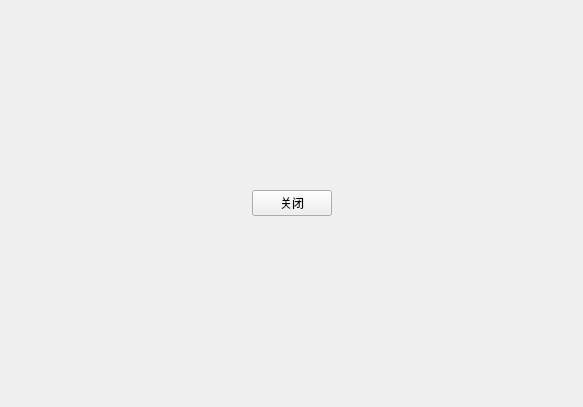
Old version of the form WeighSensor/previewprint.ui in the repository xsw258x2s5w8/WeightSensor.
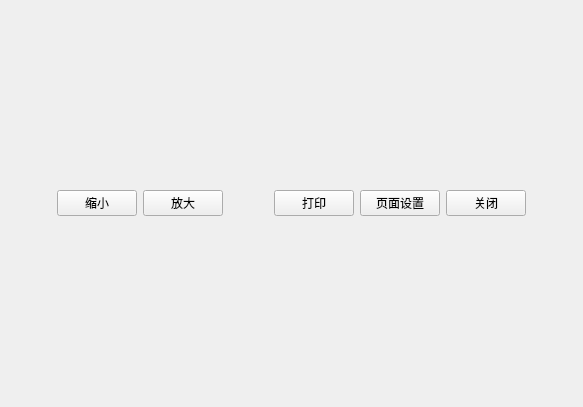
New version of the form.

Commit message: 打印测试参数可调整 未完成版本

The edit to the form file:
```diff
--- a/WeighSensor/previewprint.ui
+++ b/WeighSensor/previewprint.ui
@@ -32,6 +32,47 @@
        </property>
       </spacer>
      </item>
+     <item>
+      <widget class="QPushButton" name="deflate">
+       <property name="text">
+        <string>缩小</string>
+       </property>
+      </widget>
+     </item>
+     <item>
+      <widget class="QPushButton" name="amplify">
+       <property name="text">
+        <string>放大</string>
+       </property>
+      </widget>
+     </item>
+     <item>
+      <spacer name="horizontalSpacer_3">
+       <property name="orientation">
+        <enum>Qt::Horizontal</enum>
+       </property>
+       <property name="sizeHint" stdset="0">
+        <size>
+         <width>40</width>
+         <height>20</height>
+        </size>
+       </property>
+      </spacer>
+     </item>
+     <item>
+      <widget class="QPushButton" name="print">
+       <property name="text">
+        <string>打印</string>
+       </property>
+      </widget>
+     </item>
+     <item>
+      <widget class="QPushButton" name="pageSetup">
+       <property name="text">
+        <string>页面设置</string>
+       </property>
+      </widget>
+     </item>
      <item>
       <widget class="QPushButton" name="close">
        <property name="text">
```
The commit also changes 10 other files.
